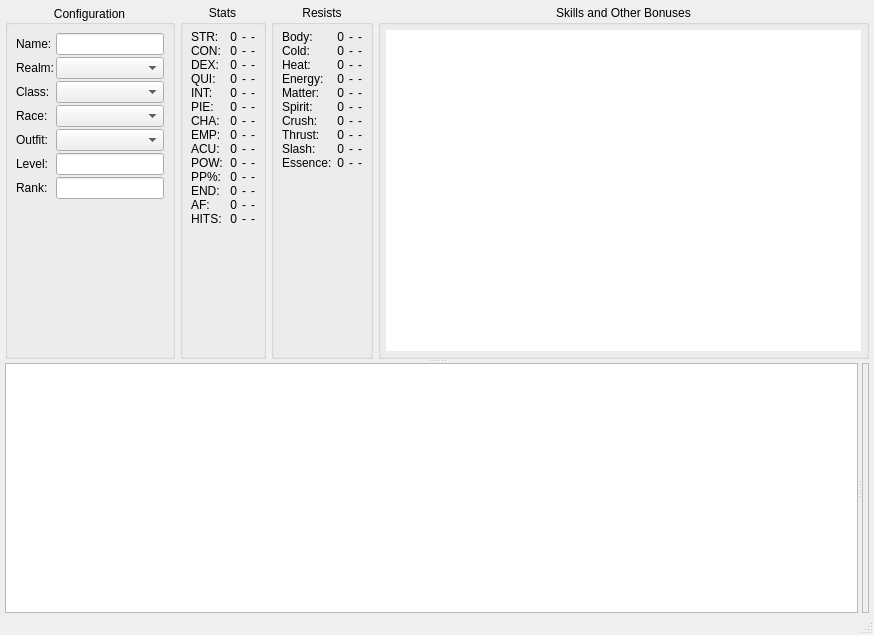
Above: interface/MainWindow.ui from WesRoach/SpellcraftingCalculator before the change. Below: the same form after it.
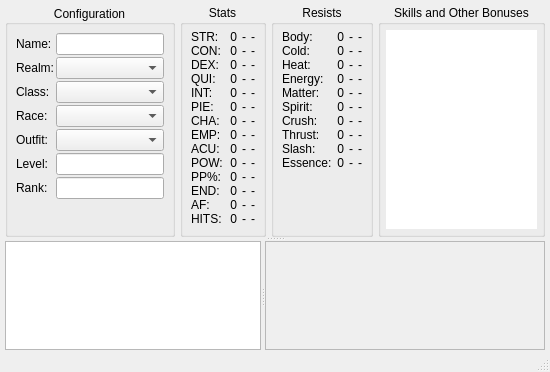
That is the form after the change.

```diff
--- a/interface/MainWindow.ui
+++ b/interface/MainWindow.ui
@@ -6,8 +6,8 @@
    <rect>
     <x>0</x>
     <y>0</y>
-    <width>874</width>
-    <height>635</height>
+    <width>550</width>
+    <height>372</height>
    </rect>
   </property>
   <property name="windowTitle">
@@ -1445,6 +1445,12 @@
            </column>
           </widget>
           <widget class="QStackedWidget" name="ItemStackedWidget">
+           <property name="sizePolicy">
+            <sizepolicy hsizetype="Preferred" vsizetype="Preferred">
+             <horstretch>1</horstretch>
+             <verstretch>0</verstretch>
+            </sizepolicy>
+           </property>
            <property name="frameShape">
             <enum>QFrame::StyledPanel</enum>
            </property>
```
